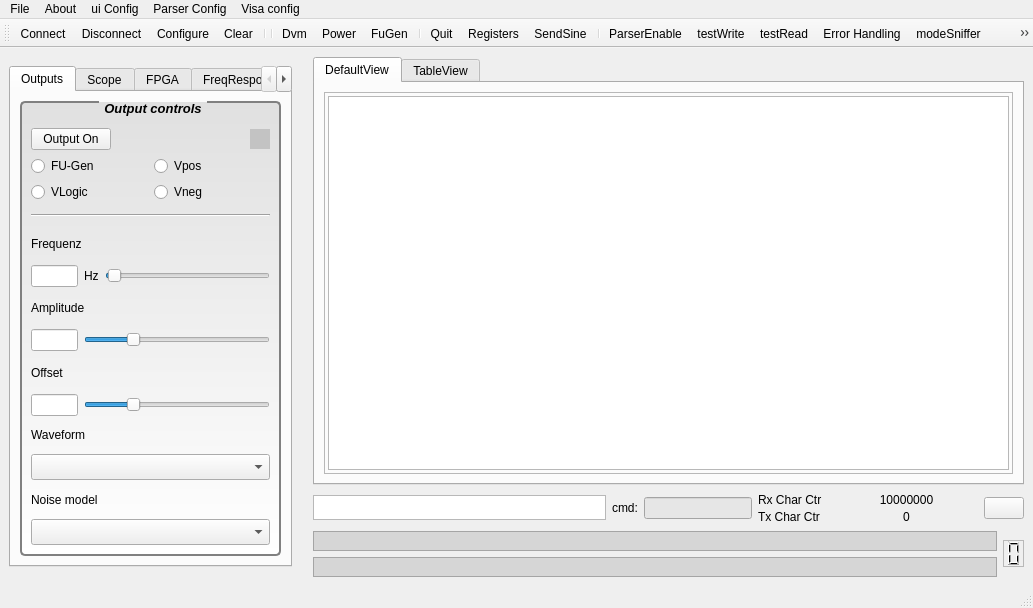
Before: the Qt Designer form visa.ui in mainster/visa-commander, drawn with Qt 5.
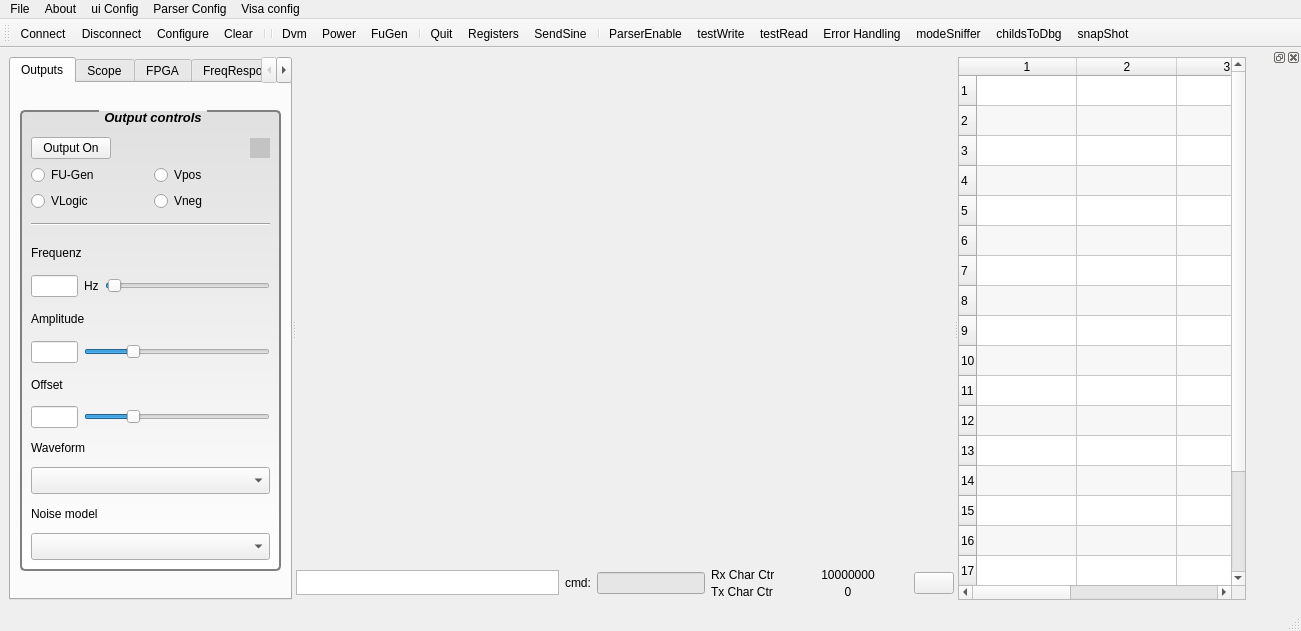
After: the same form once the commit is applied. Icons and pictures are not drawn. Custom widgets are drawn as their Qt base class.

Commit message: -Rework on guis backend, multiple splitter added -QTableWidget implemented mainly for calibration log view -Multiple splitter added to central layout -config writeback procedure bug fix

Patch:
```diff
--- a/visa.ui
+++ b/visa.ui
@@ -6,8 +6,8 @@
    <rect>
     <x>0</x>
     <y>0</y>
-    <width>1033</width>
-    <height>608</height>
+    <width>1301</width>
+    <height>631</height>
    </rect>
   </property>
   <property name="windowTitle">
@@ -18,13 +18,17 @@
     <normaloff>:/images/VS.png</normaloff>:/images/VS.png</iconset>
   </property>
   <widget class="QWidget" name="visaWidget">
-   <layout class="QGridLayout" name="gridLayout_16">
-    <item row="0" column="0" rowspan="3">
+   <layout class="QGridLayout" name="gridLayout_8">
+    <item row="0" column="0">
+     <widget class="QSplitter" name="splCent">
+      <property name="orientation">
+       <enum>Qt::Horizontal</enum>
+      </property>
      <widget class="QTabWidget" name="tabCtrls">
       <property name="maximumSize">
        <size>
         <width>283</width>
-        <height>501</height>
+         <height>99999</height>
        </size>
       </property>
       <property name="currentIndex">
@@ -1078,75 +1082,22 @@
        </layout>
       </widget>
      </widget>
-    </item>
-    <item row="0" column="1">
-     <spacer name="horizontalSpacer_2">
+      <widget class="QWidget" name="">
+       <layout class="QVBoxLayout" name="verticalLayout_2">
+        <item>
+         <widget class="QSplitter" name="splIOEd">
+          <property name="sizePolicy">
+           <sizepolicy hsizetype="Expanding" vsizetype="Expanding">
+            <horstretch>0</horstretch>
+            <verstretch>0</verstretch>
+           </sizepolicy>
+          </property>
       <property name="orientation">
        <enum>Qt::Horizontal</enum>
       </property>
-      <property name="sizeType">
-       <enum>QSizePolicy::Fixed</enum>
-      </property>
-      <property name="sizeHint" stdset="0">
-       <size>
-        <width>15</width>
-        <height>20</height>
-       </size>
-      </property>
-     </spacer>
-    </item>
-    <item row="0" column="2">
-     <widget class="QTabWidget" name="tabViews">
-      <property name="currentIndex">
-       <number>0</number>
-      </property>
-      <widget class="QWidget" name="defaultView">
-       <attribute name="title">
-        <string>DefaultView</string>
-       </attribute>
-       <layout class="QGridLayout" name="gridLayout_8">
-        <item row="0" column="0">
-         <widget class="QFrame" name="frame">
-          <property name="frameShape">
-           <enum>QFrame::StyledPanel</enum>
-          </property>
-          <property name="frameShadow">
-           <enum>QFrame::Raised</enum>
-          </property>
-          <layout class="QGridLayout" name="gridLayout_13">
-           <property name="leftMargin">
-            <number>3</number>
-           </property>
-           <property name="topMargin">
-            <number>3</number>
-           </property>
-           <property name="rightMargin">
-            <number>3</number>
-           </property>
-           <property name="bottomMargin">
-            <number>3</number>
-           </property>
-           <item row="0" column="0">
-            <widget class="QPlainTextEdit" name="dummy"/>
-           </item>
-          </layout>
          </widget>
         </item>
-       </layout>
-      </widget>
-      <widget class="QWidget" name="tableView">
-       <attribute name="title">
-        <string>TableView</string>
-       </attribute>
-       <layout class="QGridLayout" name="gridLayout_15">
-        <item row="0" column="0">
-         <widget class="QTableView" name="tableView"/>
-        </item>
-       </layout>
-      </widget>
-     </widget>
-    </item>
-    <item row="1" column="2">
+        <item>
      <layout class="QHBoxLayout" name="horzLaySendLine" stretch="8,0,6,1">
       <item>
        <widget class="QPlainTextEdit" name="transEdit">
@@ -1308,135 +1259,60 @@
       </item>
      </layout>
     </item>
-    <item row="2" column="2">
-     <layout class="QHBoxLayout" name="horizontalLayout_4">
-      <item>
-       <layout class="QVBoxLayout" name="verticalLayout_2">
-        <item>
-         <widget class="QTextEdit" name="teStateFooter">
-          <property name="enabled">
-           <bool>false</bool>
-          </property>
-          <property name="sizePolicy">
-           <sizepolicy hsizetype="Expanding" vsizetype="Fixed">
-            <horstretch>0</horstretch>
-            <verstretch>0</verstretch>
-           </sizepolicy>
-          </property>
-          <property name="minimumSize">
-           <size>
-            <width>0</width>
-            <height>20</height>
-           </size>
-          </property>
-          <property name="maximumSize">
-           <size>
-            <width>16777215</width>
-            <height>22</height>
-           </size>
-          </property>
-          <property name="autoFillBackground">
-           <bool>false</bool>
-          </property>
-          <property name="styleSheet">
-           <string notr="true">background-color: rgb(214, 214, 214);
-
-</string>
-          </property>
-          <property name="verticalScrollBarPolicy">
-           <enum>Qt::ScrollBarAlwaysOff</enum>
-          </property>
-          <property name="horizontalScrollBarPolicy">
-           <enum>Qt::ScrollBarAlwaysOff</enum>
-          </property>
-          <property name="textInteractionFlags">
-           <set>Qt::TextEditorInteraction</set>
-          </property>
-         </widget>
-        </item>
-        <item>
-         <widget class="QTextEdit" name="teVisaInfo">
-          <property name="enabled">
-           <bool>false</bool>
-          </property>
-          <property name="sizePolicy">
-           <sizepolicy hsizetype="Expanding" vsizetype="Fixed">
-            <horstretch>0</horstretch>
-            <verstretch>0</verstretch>
-           </sizepolicy>
-          </property>
-          <property name="minimumSize">
-           <size>
-            <width>0</width>
-            <height>20</height>
-           </size>
-          </property>
-          <property name="maximumSize">
-           <size>
-            <width>16777215</width>
-            <height>22</height>
-           </size>
-          </property>
-          <property name="autoFillBackground">
-           <bool>false</bool>
-          </property>
-          <property name="styleSheet">
-           <string notr="true">background-color: rgb(214, 214, 214);
-
-</string>
-          </property>
-          <property name="verticalScrollBarPolicy">
-           <enum>Qt::ScrollBarAlwaysOff</enum>
-          </property>
-          <property name="horizontalScrollBarPolicy">
-           <enum>Qt::ScrollBarAlwaysOff</enum>
-          </property>
-          <property name="textInteractionFlags">
-           <set>Qt::TextEditorInteraction</set>
-          </property>
-         </widget>
-        </item>
-       </layout>
-      </item>
-      <item>
-       <widget class="QLCDNumber" name="lcdScopeState">
-        <property name="minimumSize">
-         <size>
-          <width>21</width>
-          <height>27</height>
-         </size>
-        </property>
-        <property name="maximumSize">
-         <size>
-          <width>21</width>
-          <height>27</height>
-         </size>
-        </property>
-        <property name="font">
-         <font>
-          <pointsize>9</pointsize>
-          <weight>75</weight>
-          <bold>true</bold>
-         </font>
-        </property>
-        <property name="toolTip">
-         <string>SCOPE_State from reg_h04</string>
-        </property>
-        <property name="frameShape">
-         <enum>QFrame::StyledPanel</enum>
-        </property>
-        <property name="lineWidth">
-         <number>0</number>
-        </property>
-        <property name="digitCount">
-         <number>1</number>
-        </property>
-        <property name="value" stdset="0">
-         <double>0.000000000000000</double>
-        </property>
-       </widget>
-      </item>
-     </layout>
+       </layout>
+      </widget>
+      <widget class="QTableWidget" name="tableWidget">
+       <property name="dragEnabled">
+        <bool>true</bool>
+       </property>
+       <property name="dragDropMode">
+        <enum>QAbstractItemView::DragOnly</enum>
+       </property>
+       <property name="alternatingRowColors">
+        <bool>true</bool>
+       </property>
+       <property name="sortingEnabled">
+        <bool>true</bool>
+       </property>
+       <property name="rowCount">
+        <number>20</number>
+       </property>
+       <property name="columnCount">
+        <number>5</number>
+       </property>
+       <attribute name="horizontalHeaderVisible">
+        <bool>true</bool>
+       </attribute>
+       <attribute name="verticalHeaderVisible">
+        <bool>true</bool>
+       </attribute>
+       <row/>
+       <row/>
+       <row/>
+       <row/>
+       <row/>
+       <row/>
+       <row/>
+       <row/>
+       <row/>
+       <row/>
+       <row/>
+       <row/>
+       <row/>
+       <row/>
+       <row/>
+       <row/>
+       <row/>
+       <row/>
+       <row/>
+       <row/>
+       <column/>
+       <column/>
+       <column/>
+       <column/>
+       <column/>
+      </widget>
+     </widget>
     </item>
    </layout>
   </widget>
@@ -1445,7 +1321,7 @@
     <rect>
      <x>0</x>
      <y>0</y>
-     <width>1033</width>
+     <width>1301</width>
      <height>27</height>
     </rect>
    </property>
@@ -1528,7 +1404,19 @@
    <addaction name="actionChildsToDbg"/>
    <addaction name="actionSnapShot"/>
   </widget>
-  <widget class="QStatusBar" name="statusBar"/>
+  <widget class="MDStateBar" name="statusBar"/>
+  <widget class="QDockWidget" name="dockWidget_2">
+   <property name="maximumSize">
+    <size>
+     <width>40</width>
+     <height>524287</height>
+    </size>
+   </property>
+   <attribute name="dockWidgetArea">
+    <number>2</number>
+   </attribute>
+   <widget class="QWidget" name="dockWidgetContents_2"/>
+  </widget>
   <action name="actionAbout">
    <property name="text">
     <string>&amp;About</string>
@@ -1856,6 +1744,11 @@
    <header>hled.h</header>
    <container>1</container>
   </customwidget>
+  <customwidget>
+   <class>MDStateBar</class>
+   <extends>QStatusBar</extends>
+   <header>mdstatebar.h</header>
+  </customwidget>
  </customwidgets>
  <resources>
   <include location="visa-commander_v5.qrc"/>
```
Left out of the diff: 94 changed lines with no effect on the pictures. Lines whose indentation alone changed are shown as unchanged. The commit also changes 19 other files.
